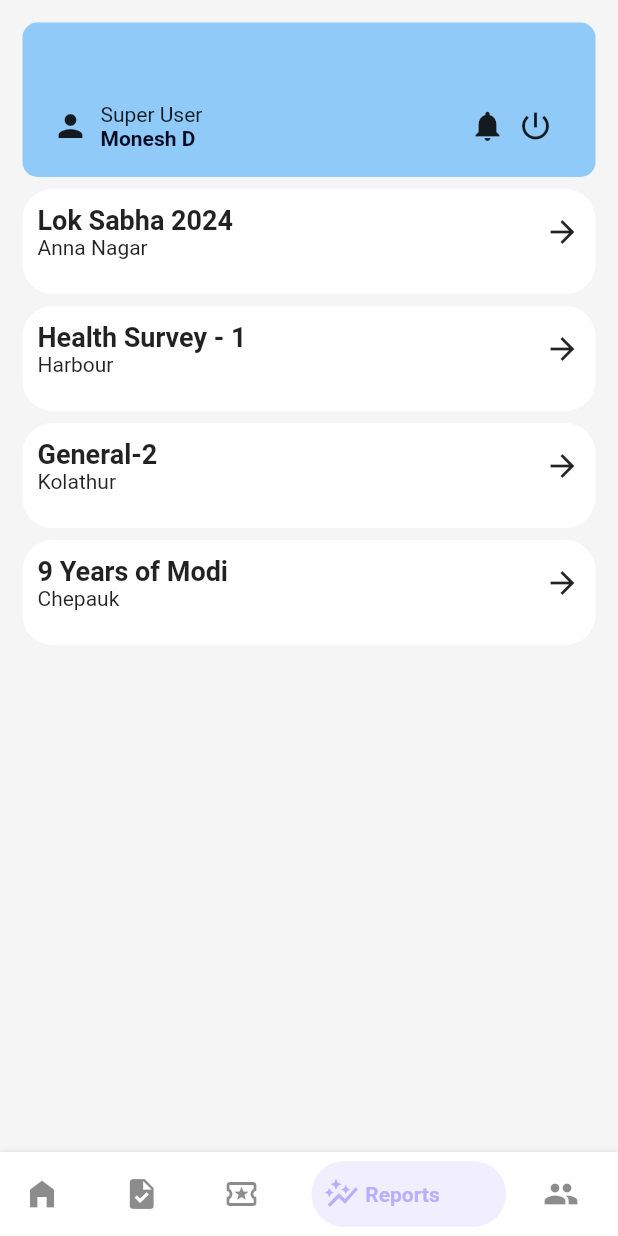
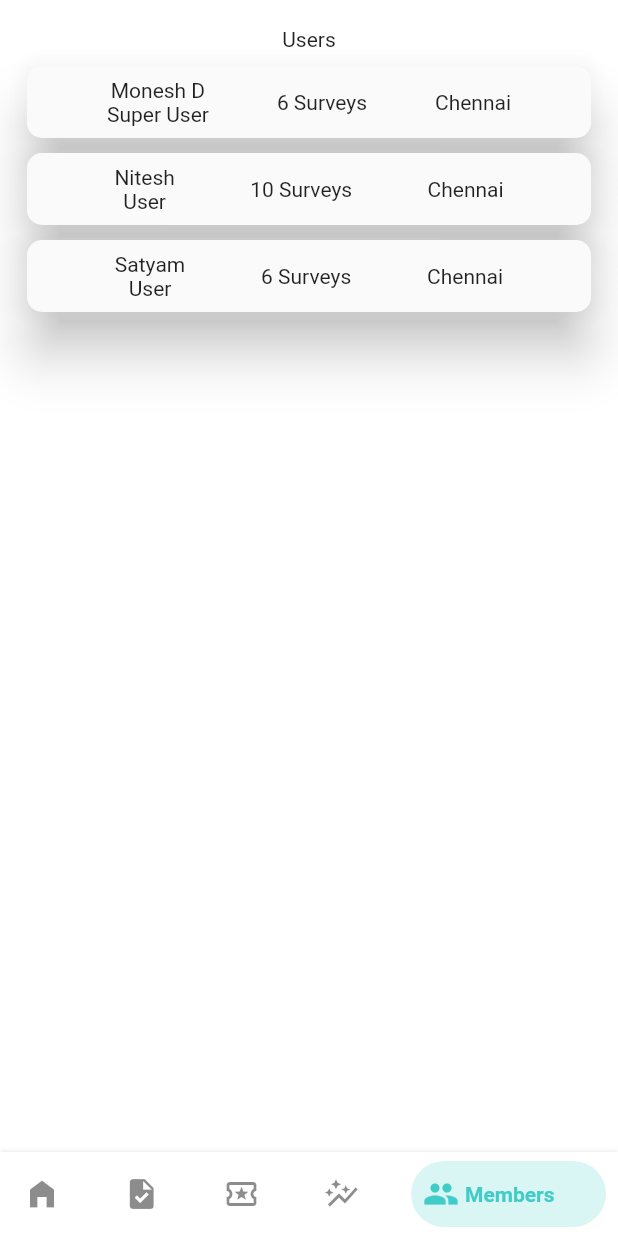
Before and after one commit to nitheshb/surveyAppV2, a Flutter app: the ButtomNavigationBar screen opened directly, item 5 of the bottom bar chosen, on a phone screen of 412 x 824 dp. Run offline on Flutter 3.47's test engine with Material 2 defaults, Android fonts, the phone set to English and light mode, and no system bars; drawn by our look-alikes of bottom_navy_bar; our stand-ins replace cloud_firestore, firebase_auth, firebase_core, firebase_messaging, get, google_fonts and 1 more; missing offline and left inert: multiselect; accounts and stored records are empty.

Commit message:
Landing fixed and basic people page added

```diff
--- a/lib/nav.dart
+++ b/lib/nav.dart
@@ -2,6 +2,7 @@
 import 'package:bottom_navy_bar/bottom_navy_bar.dart';
 
 import 'package:surveyhub/Home.dart';
+import 'package:surveyhub/profile.dart';
 import 'package:surveyhub/reports.dart';
 import 'package:surveyhub/surveylist.dart';
 
@@ -11,14 +12,14 @@
 }
 
 class _ButtomNavigationBarState extends State<ButtomNavigationBar> {
-  var _currentIndex = 1;
+  var _currentIndex = 0;
 
   late PageController _pageController;
   @override
   void initState() {
     // TODO: implement initState
     super.initState();
-    _pageController = PageController(initialPage: 1);
+    _pageController = PageController(initialPage: 0);
   }
 
   @override
@@ -31,7 +32,7 @@
         onPageChanged: (index) {
           setState(() => _currentIndex = index);
         },
-        children: <Widget>[Home(), SurveyList(), Home(), Reports()],
+        children: <Widget>[Home(), SurveyList(), Home(), Reports(), People()],
       )),
       bottomNavigationBar: SafeArea(
         child: BottomNavyBar(
--- /dev/null
+++ b/lib/profile.dart
@@ -0,0 +1,54 @@
+import 'package:flutter/material.dart';
+
+class People extends StatefulWidget {
+  const People({super.key});
+
+  @override
+  State<People> createState() => _PeopleState();
+}
+
+class _PeopleState extends State<People> {
+  Widget People(name, sur, user) {
+    return Padding(
+      padding: const EdgeInsets.only(top: 10.0),
+      child: Material(
+        elevation: 15,
+        borderRadius: BorderRadius.circular(10),
+        child: Container(
+          child: Padding(
+            padding: const EdgeInsets.all(8.0),
+            child: Row(
+              mainAxisAlignment: MainAxisAlignment.spaceEvenly,
+              children: [
+                Column(
+                  children: [Text(name), Text(user)],
+                ),
+                Text('$sur Surveys'),
+                Text("Chennai")
+              ],
+            ),
+          ),
+        ),
+      ),
+    );
+  }
+
+  @override
+  Widget build(BuildContext context) {
+    return Scaffold(
+      body: SafeArea(
+        child: Padding(
+          padding: const EdgeInsets.all(18.0),
+          child: Container(
+            child: Column(children: [
+              Text("Users"),
+              People("Monesh D", 6, "Super User"),
+              People("Nitesh", 10, "User"),
+              People("Satyam", 6, "User")
+            ]),
+          ),
+        ),
+      ),
+    );
+  }
+}
```
